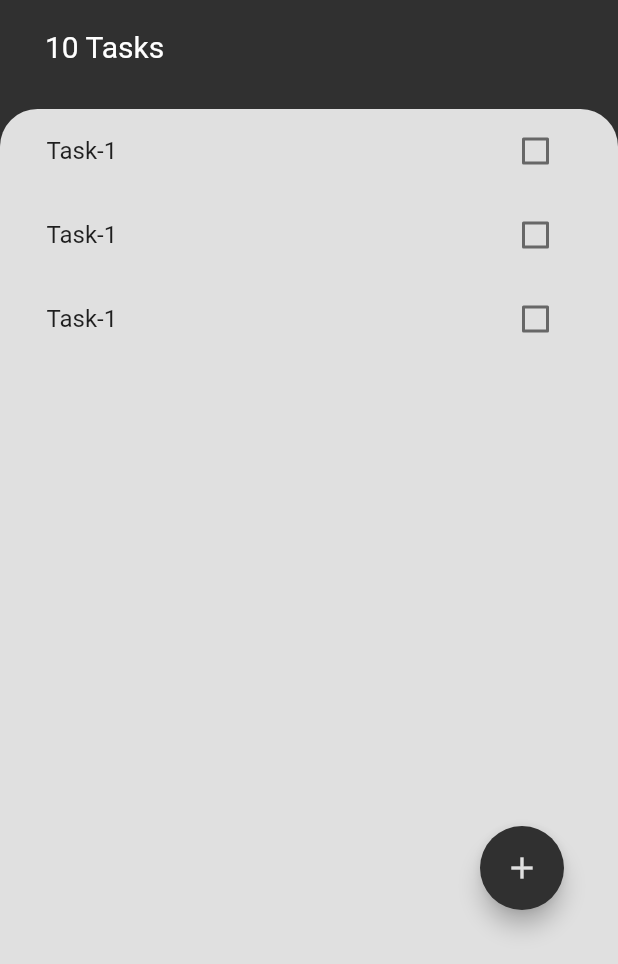
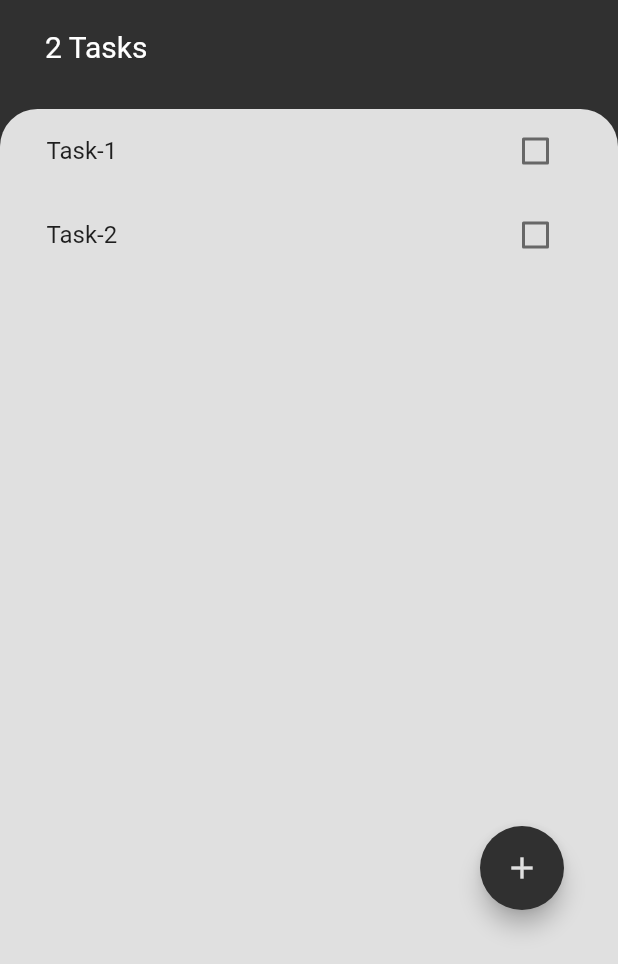
Before and after one commit to Sujan9992/Flutter-ToDo, a Flutter app: the screen it shows after launch, on a phone screen of 412 x 824 dp, the part 272-1236 px from its top. Run offline on Flutter 3.47's test engine with Material 2 defaults, Android fonts, the phone set to English and light mode, and no system bars.

```diff
--- a/lib/main.dart
+++ b/lib/main.dart
@@ -1,5 +1,7 @@
 import 'package:flutter/material.dart';
+import 'package:todo/model/taskData.dart';
 import 'package:todo/screen/homescreen.dart';
+import 'package:provider/provider.dart';
 
 void main() {
   runApp(MyApp());
@@ -10,8 +12,11 @@ class MyApp extends StatelessWidget {
 
   @override
   Widget build(BuildContext context) {
-    return MaterialApp(
-      home: HomeScreen(),
+    return ChangeNotifierProvider(
+      create: (BuildContext context) => TaskData(),
+      child: MaterialApp(
+        home: HomeScreen(),
+      ),
     );
   }
 }
--- /dev/null
+++ b/lib/model/task.dart
@@ -0,0 +1,10 @@
+class Task {
+  String name;
+  bool isDone;
+
+  Task({required this.name, this.isDone = false});
+
+  void toggleDone() {
+    isDone = !isDone;
+  }
+}
--- /dev/null
+++ b/lib/model/taskData.dart
@@ -0,0 +1,30 @@
+import 'package:flutter/foundation.dart';
+import 'package:todo/model/task.dart';
+import 'dart:collection';
+
+class TaskData extends ChangeNotifier {
+  List<Task> _task = [
+    Task(name: 'Task-1'),
+    Task(name: 'Task-2'),
+  ];
+
+  UnmodifiableListView<Task> get task => UnmodifiableListView(_task);
+
+  int get taskCount => _task.length;
+
+  void addTask(String taskTitle) {
+    final tasks = Task(name: taskTitle);
+    _task.add(tasks);
+    notifyListeners();
+  }
+
+  void updateTask(Task task) {
+    task.toggleDone();
+    notifyListeners();
+  }
+
+  void deleteTask(Task task) {
+    _task.remove(task);
+    notifyListeners();
+  }
+}
--- a/lib/screen/homescreen.dart
+++ b/lib/screen/homescreen.dart
@@ -1,11 +1,10 @@
 import 'package:flutter/material.dart';
 import 'package:todo/widgets/addTask.dart';
 import 'package:todo/widgets/task_list.dart';
+import 'package:provider/provider.dart';
+import 'package:todo/model/taskData.dart';
 
 class HomeScreen extends StatelessWidget {
-  const HomeScreen({Key? key}) : super(key: key);
-
-  @override
   Widget build(BuildContext context) {
     return Scaffold(
       floatingActionButton: Padding(
@@ -54,7 +53,7 @@ class HomeScreen extends StatelessWidget {
                   height: 20.0,
                 ),
                 Text(
-                  '10 Tasks',
+                  '${Provider.of<TaskData>(context).taskCount} Tasks',
                   style: TextStyle(
                     color: Colors.white,
                     fontSize: 20.0,
--- a/lib/widgets/task_list.dart
+++ b/lib/widgets/task_list.dart
@@ -1,19 +1,27 @@
 import 'package:flutter/material.dart';
 import 'package:todo/widgets/task_tile.dart';
+import 'package:provider/provider.dart';
+import 'package:todo/model/taskData.dart';
 
 class TaskList extends StatelessWidget {
-  const TaskList({
-    Key? key,
-  }) : super(key: key);
-
   @override
   Widget build(BuildContext context) {
-    return ListView(
-      children: [
-        TaskTile(),
-        TaskTile(),
-        TaskTile(),
-      ],
+    return Consumer<TaskData>(
+      builder: (BuildContext context, taskData, child) => ListView.builder(
+          itemCount: taskData.taskCount,
+          itemBuilder: (BuildContext context, int index) {
+            final task = taskData.task[index];
+            return TaskTile(
+              taskTitle: task.name,
+              isChecked: task.isDone,
+              checkboxCallback: (bool? checkboxState) {
+                taskData.updateTask(task);
+              },
+              onLongPressCallback: () {
+                taskData.deleteTask(task);
+              },
+            );
+          }),
     );
   }
 }
--- a/lib/widgets/task_tile.dart
+++ b/lib/widgets/task_tile.dart
@@ -1,43 +1,31 @@
 import 'package:flutter/material.dart';
 
-class TaskTile extends StatefulWidget {
-  @override
-  _TaskTileState createState() => _TaskTileState();
-}
+class TaskTile extends StatelessWidget {
+  final bool isChecked;
+  final String taskTitle;
+  final Function(bool?) checkboxCallback;
+  final Function()? onLongPressCallback;
 
-class _TaskTileState extends State<TaskTile> {
-  bool isChecked = false;
-
-  void onPressed(bool? checkboxState) {
-    setState(() {
-      isChecked = checkboxState!;
-    });
-  }
-
+  TaskTile({
+    required this.isChecked,
+    required this.taskTitle,
+    required this.checkboxCallback,
+    required this.onLongPressCallback,
+  });
   @override
   Widget build(BuildContext context) {
     return ListTile(
+      onLongPress: onLongPressCallback,
       title: Text(
-        'Task-1',
+        taskTitle,
         style: TextStyle(
             decoration: isChecked ? TextDecoration.lineThrough : null),
       ),
-      trailing: TaskCheck(isChecked, onPressed),
+      trailing: Checkbox(
+        activeColor: Colors.grey[850],
+        value: isChecked,
+        onChanged: checkboxCallback,
+      ),
     );
   }
 }
-
-// ignore: must_be_immutable
-class TaskCheck extends StatelessWidget {
-  final bool checkboxState;
-  final Function(bool?) toggleCheckboxState;
-  TaskCheck(this.checkboxState, this.toggleCheckboxState);
-  @override
-  Widget build(BuildContext context) {
-    return Checkbox(
-      activeColor: Colors.grey[850],
-      value: checkboxState,
-      onChanged: toggleCheckboxState,
-    );
-  }
-}
--- a/pubspec.yaml
+++ b/pubspec.yaml
@@ -28,6 +28,7 @@ dependencies:
   # The following adds the Cupertino Icons font to your application.
   # Use with the CupertinoIcons class for iOS style icons.
   cupertino_icons: ^1.0.2
+  provider: ^5.0.0
 
 dev_dependencies:
   flutter_test:
```
Also changed, not shown: lib/widgets/addTask.dart (+14 -4 lines), pubspec.lock.
